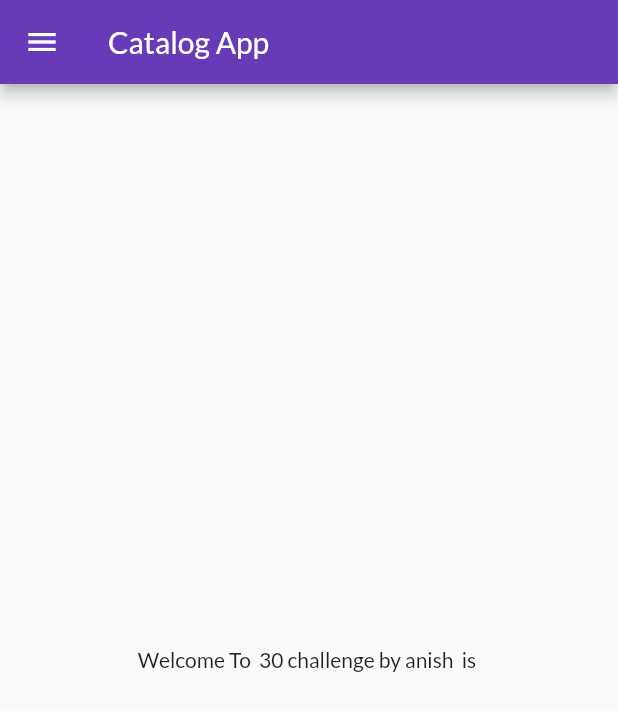
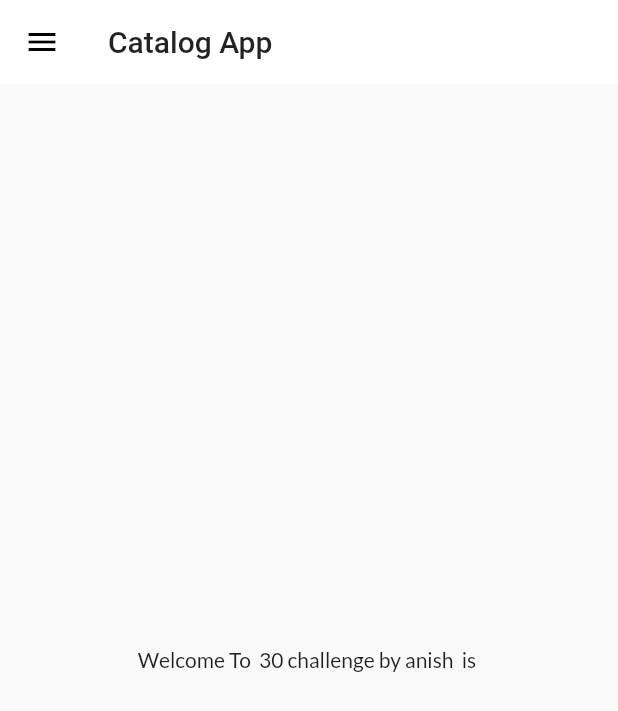
Before and after one commit to anish-pokharel/flutter-, a Flutter app: the screen it shows after launch, on a phone screen of 412 x 824 dp. Shown: the top 711 px of the screen. Run offline on Flutter 3.47's test engine with Material 2 defaults, Android fonts, the phone set to English and light mode, and no system bars; our stand-ins replace google_fonts.

Commit message:
theme extracted

```diff
--- a/lib/main.dart
+++ b/lib/main.dart
@@ -3,6 +3,7 @@ import 'package:my_first_project/pages/home_page.dart';
 import 'package:my_first_project/pages/login_page.dart';
 import 'package:google_fonts/google_fonts.dart';
 import 'package:my_first_project/utilis/routes.dart';
+import 'package:my_first_project/widgets/themes.dart';
 void main() {
   runApp(const MyApp());
 }
@@ -16,16 +17,10 @@ class MyApp extends StatelessWidget {
     return MaterialApp(
       // home: HomePage(),
       themeMode: ThemeMode.light,
-      theme: ThemeData(
-        primarySwatch: Colors.deepPurple,
-        fontFamily: GoogleFonts.lato().fontFamily,
-        // primaryTextTheme: GoogleFonts.latoTextTheme(),
-      ),
+      theme: MyTheme.lightTheme(context),
+      darkTheme: MyTheme.darkTheme(context),
       debugShowCheckedModeBanner: false,
-      darkTheme: ThemeData(
-          // brightness: Brightness.dark,
-        // primarySwatch: Colors.red
-      ),
+
       initialRoute: "/",
       routes:{
         "/" : (context)=> HomePage(),
--- a/lib/pages/home_page.dart
+++ b/lib/pages/home_page.dart
@@ -12,7 +12,7 @@ class HomePage extends StatelessWidget {
     final String name ="anish ";
     return Scaffold(
       appBar: AppBar(
-        title: Text("Catalog App"),
+        title: Text("Catalog App",),
       ),
       body: Center(
         child: Container(
--- /dev/null
+++ b/lib/widgets/themes.dart
@@ -0,0 +1,21 @@
+import 'package:flutter/material.dart';
+import 'package:google_fonts/google_fonts.dart';
+
+class MyTheme {
+  static  ThemeData lightTheme(BuildContext context) =>ThemeData(
+      primarySwatch: Colors.deepPurple,
+      fontFamily: GoogleFonts.lato().fontFamily,
+      appBarTheme: AppBarTheme(
+        color: Colors.white,
+        elevation: 0,
+        iconTheme: IconThemeData(color:Colors.black),
+        titleTextStyle: Theme.of(context).textTheme.titleLarge,
+
+      ));
+
+  static  ThemeData darkTheme(BuildContext context) =>ThemeData(
+    brightness: Brightness.dark,
+
+  );
+
+}
```
